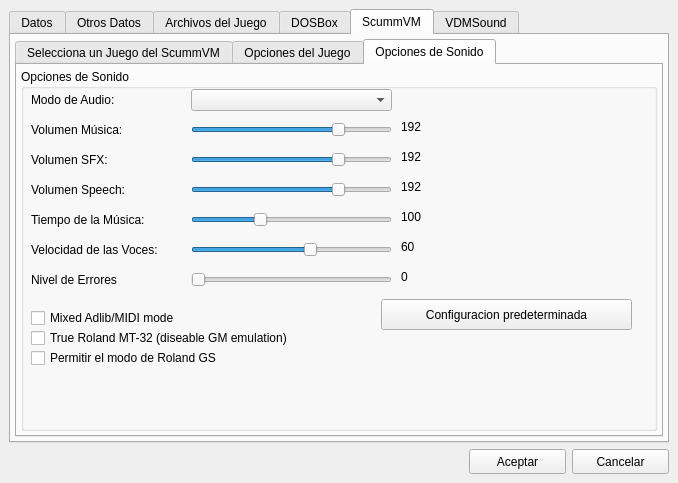
This is ui/addedit_juego.ui in Monthy/gr-lida as Qt 5 draws it before an edit. The edited form follows.
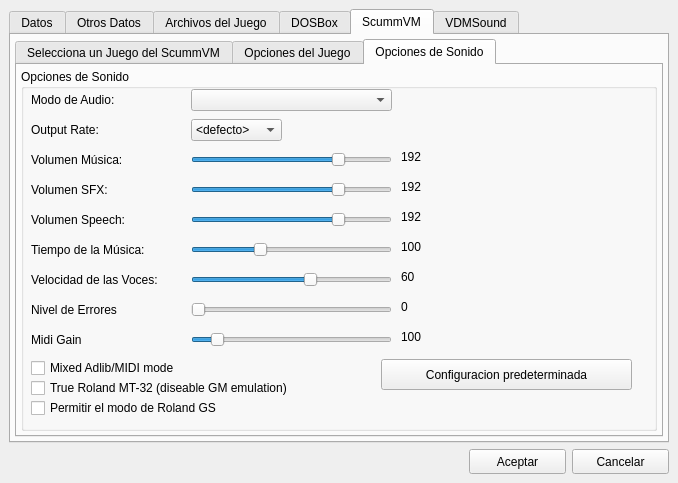
This is the edited form. The open tabs and pages were chosen to show the change. Icons and pictures are not drawn.

Patch:
```diff
--- a/ui/addedit_juego.ui
+++ b/ui/addedit_juego.ui
@@ -6977,7 +6977,7 @@
               <property name="geometry" >
                <rect>
                 <x>170</x>
-                <y>50</y>
+                <y>80</y>
                 <width>201</width>
                 <height>21</height>
                </rect>
@@ -6996,7 +6996,7 @@
               <property name="geometry" >
                <rect>
                 <x>170</x>
-                <y>80</y>
+                <y>110</y>
                 <width>201</width>
                 <height>21</height>
                </rect>
@@ -7015,7 +7015,7 @@
               <property name="geometry" >
                <rect>
                 <x>170</x>
-                <y>110</y>
+                <y>140</y>
                 <width>201</width>
                 <height>21</height>
                </rect>
@@ -7034,7 +7034,7 @@
               <property name="geometry" >
                <rect>
                 <x>170</x>
-                <y>170</y>
+                <y>200</y>
                 <width>201</width>
                 <height>21</height>
                </rect>
@@ -7053,7 +7053,7 @@
               <property name="geometry" >
                <rect>
                 <x>170</x>
-                <y>200</y>
+                <y>230</y>
                 <width>201</width>
                 <height>21</height>
                </rect>
@@ -7069,7 +7069,7 @@
               <property name="geometry" >
                <rect>
                 <x>170</x>
-                <y>140</y>
+                <y>170</y>
                 <width>201</width>
                 <height>21</height>
                </rect>
@@ -7091,7 +7091,7 @@
               <property name="geometry" >
                <rect>
                 <x>10</x>
-                <y>240</y>
+                <y>290</y>
                 <width>331</width>
                 <height>18</height>
                </rect>
@@ -7104,7 +7104,7 @@
               <property name="geometry" >
                <rect>
                 <x>360</x>
-                <y>230</y>
+                <y>290</y>
                 <width>251</width>
                 <height>31</height>
                </rect>
@@ -7133,7 +7133,7 @@
               <property name="geometry" >
                <rect>
                 <x>380</x>
-                <y>50</y>
+                <y>80</y>
                 <width>51</width>
                 <height>16</height>
                </rect>
@@ -7152,7 +7152,7 @@
               <property name="geometry" >
                <rect>
                 <x>380</x>
-                <y>80</y>
+                <y>110</y>
                 <width>51</width>
                 <height>16</height>
                </rect>
@@ -7171,7 +7171,7 @@
               <property name="geometry" >
                <rect>
                 <x>380</x>
-                <y>110</y>
+                <y>140</y>
                 <width>51</width>
                 <height>16</height>
                </rect>
@@ -7190,7 +7190,7 @@
               <property name="geometry" >
                <rect>
                 <x>380</x>
-                <y>140</y>
+                <y>170</y>
                 <width>51</width>
                 <height>16</height>
                </rect>
@@ -7209,7 +7209,7 @@
               <property name="geometry" >
                <rect>
                 <x>380</x>
-                <y>170</y>
+                <y>200</y>
                 <width>51</width>
                 <height>16</height>
                </rect>
@@ -7228,7 +7228,7 @@
               <property name="geometry" >
                <rect>
                 <x>380</x>
-                <y>200</y>
+                <y>230</y>
                 <width>51</width>
                 <height>16</height>
                </rect>
@@ -7247,7 +7247,7 @@
               <property name="geometry" >
                <rect>
                 <x>10</x>
-                <y>50</y>
+                <y>80</y>
                 <width>151</width>
                 <height>21</height>
                </rect>
@@ -7260,7 +7260,7 @@
               <property name="geometry" >
                <rect>
                 <x>10</x>
-                <y>80</y>
+                <y>110</y>
                 <width>151</width>
                 <height>21</height>
                </rect>
@@ -7273,7 +7273,7 @@
               <property name="geometry" >
                <rect>
                 <x>10</x>
-                <y>110</y>
+                <y>140</y>
                 <width>151</width>
                 <height>21</height>
                </rect>
@@ -7286,7 +7286,7 @@
               <property name="geometry" >
                <rect>
                 <x>10</x>
-                <y>140</y>
+                <y>170</y>
                 <width>151</width>
                 <height>21</height>
                </rect>
@@ -7299,7 +7299,7 @@
               <property name="geometry" >
                <rect>
                 <x>10</x>
-                <y>170</y>
+                <y>200</y>
                 <width>151</width>
                 <height>21</height>
                </rect>
@@ -7312,7 +7312,7 @@
               <property name="geometry" >
                <rect>
                 <x>10</x>
-                <y>200</y>
+                <y>230</y>
                 <width>151</width>
                 <height>21</height>
                </rect>
@@ -7325,7 +7325,7 @@
               <property name="geometry" >
                <rect>
                 <x>10</x>
-                <y>260</y>
+                <y>310</y>
                 <width>331</width>
                 <height>18</height>
                </rect>
@@ -7338,7 +7338,7 @@
               <property name="geometry" >
                <rect>
                 <x>10</x>
-                <y>280</y>
+                <y>330</y>
                 <width>331</width>
                 <height>18</height>
                </rect>
@@ -7357,6 +7357,111 @@
                </rect>
               </property>
              </widget>
+             <widget class="QLabel" name="lb_Svm_20" >
+              <property name="geometry" >
+               <rect>
+                <x>10</x>
+                <y>50</y>
+                <width>151</width>
+                <height>21</height>
+               </rect>
+              </property>
+              <property name="text" >
+               <string>Output Rate:</string>
+              </property>
+             </widget>
+             <widget class="QComboBox" name="cbxSvm_8" >
+              <property name="geometry" >
+               <rect>
+                <x>170</x>
+                <y>50</y>
+                <width>91</width>
+                <height>22</height>
+               </rect>
+              </property>
+              <property name="currentIndex" >
+               <number>0</number>
+              </property>
+              <item>
+               <property name="text" >
+                <string>&lt;defecto></string>
+               </property>
+              </item>
+              <item>
+               <property name="text" >
+                <string>11050</string>
+               </property>
+              </item>
+              <item>
+               <property name="text" >
+                <string>22050</string>
+               </property>
+              </item>
+              <item>
+               <property name="text" >
+                <string>44100</string>
+               </property>
+              </item>
+              <item>
+               <property name="text" >
+                <string>48000</string>
+               </property>
+              </item>
+             </widget>
+             <widget class="QLabel" name="lb_Svm_21" >
+              <property name="geometry" >
+               <rect>
+                <x>10</x>
+                <y>260</y>
+                <width>151</width>
+                <height>21</height>
+               </rect>
+              </property>
+              <property name="text" >
+               <string>Midi Gain</string>
+              </property>
+             </widget>
+             <widget class="QSlider" name="h_SliderSvm_7" >
+              <property name="geometry" >
+               <rect>
+                <x>170</x>
+                <y>260</y>
+                <width>201</width>
+                <height>21</height>
+               </rect>
+              </property>
+              <property name="maximum" >
+               <number>1000</number>
+              </property>
+              <property name="value" >
+               <number>100</number>
+              </property>
+              <property name="sliderPosition" >
+               <number>100</number>
+              </property>
+              <property name="orientation" >
+               <enum>Qt::Horizontal</enum>
+              </property>
+             </widget>
+             <widget class="QLabel" name="posSliderSvm_7" >
+              <property name="geometry" >
+               <rect>
+                <x>380</x>
+                <y>260</y>
+                <width>51</width>
+                <height>16</height>
+               </rect>
+              </property>
+              <property name="maximumSize" >
+               <size>
+                <width>51</width>
+                <height>16777215</height>
+               </size>
+              </property>
+              <property name="text" >
+               <string>100</string>
+              </property>
+             </widget>
             </widget>
            </item>
           </layout>
```
Left out of the diff: 576 changed lines with no effect on the pictures.
